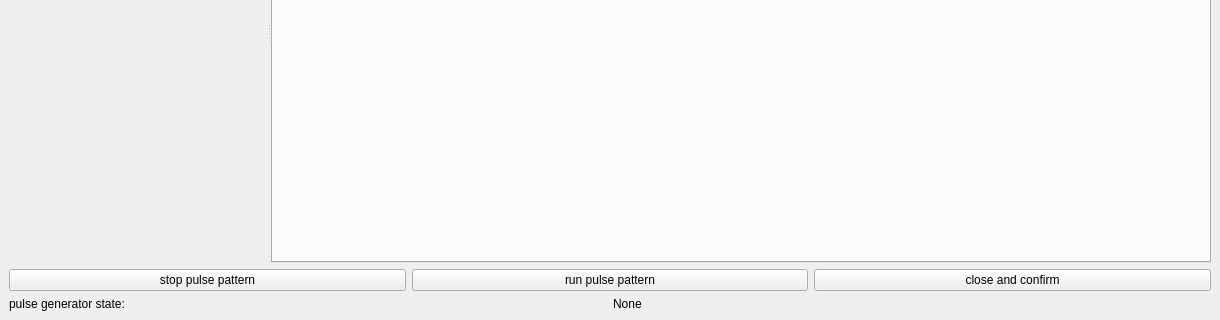
Above: TildaHost/source/Interface/PulsePatternUi/Ui_PulsePattern.ui from lasersphere/Tilda before the change; both pictures show x 0 to 1220 and y 228 to 548 of the 1220 by 548 pixel window. Below: the same form after it.
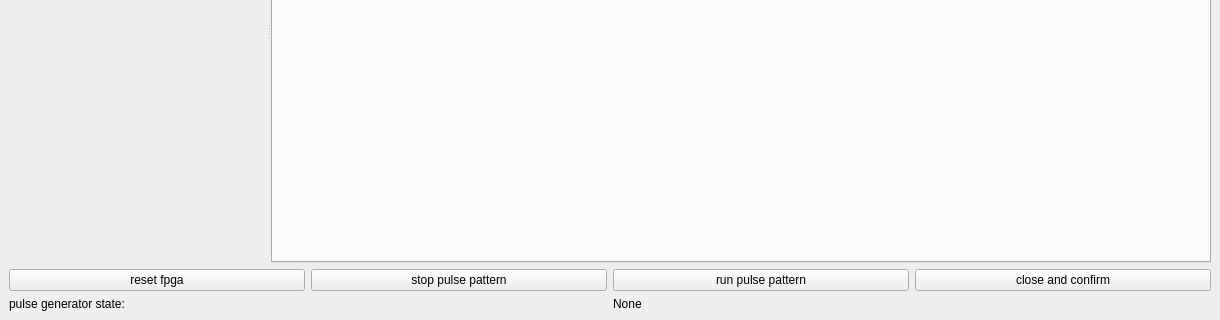
That is the form after the change.

Commit message: fixed deinit of fpga bitfiles. fixed getArithSpec for Kepco Scans, will it work for MCP Data?

```diff
--- a/TildaHost/source/Interface/PulsePatternUi/Ui_PulsePattern.ui
+++ b/TildaHost/source/Interface/PulsePatternUi/Ui_PulsePattern.ui
@@ -123,6 +123,13 @@
     </item>
     <item>
      <layout class="QHBoxLayout" name="horizontalLayout">
+      <item>
+       <widget class="QPushButton" name="pushButton_reset_fpga">
+        <property name="text">
+         <string>reset fpga</string>
+        </property>
+       </widget>
+      </item>
       <item>
        <widget class="QPushButton" name="pushButton_stop">
         <property name="text">
```
The commit also changes 17 other files.
